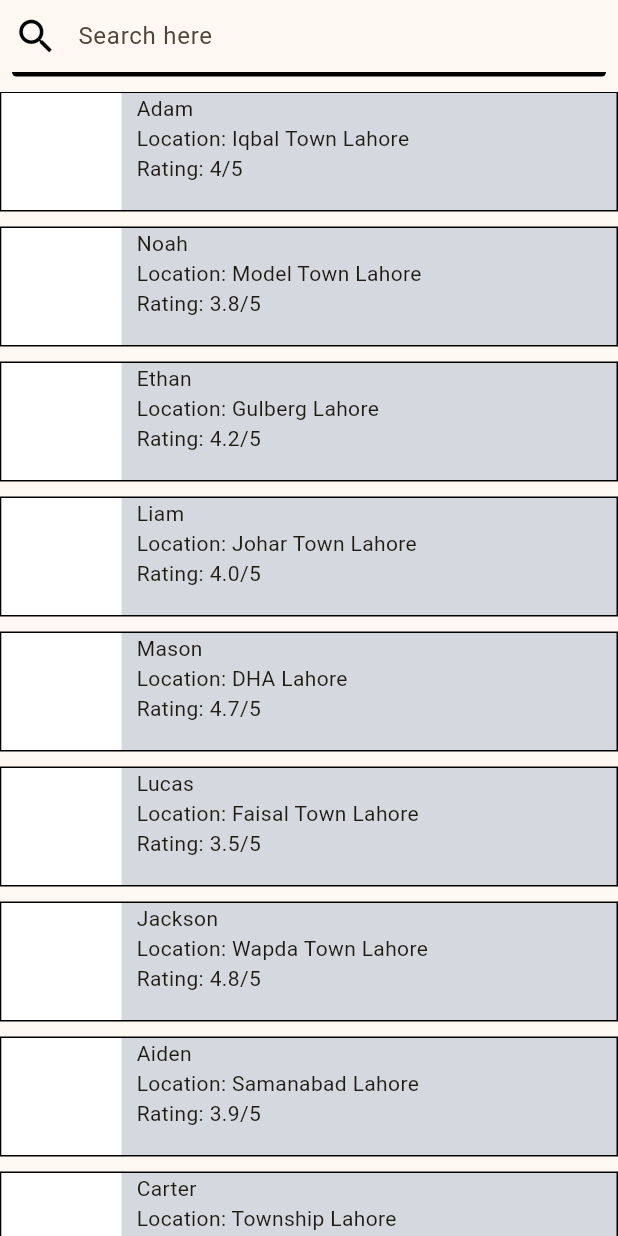
After one commit to mrubaz/barberapp, a Flutter app: the UserHairStyleList screen opened directly, on a phone screen of 412 x 824 dp. The commit adds this screen. Run offline on Flutter 3.47's test engine with Material 2 defaults, Android fonts, the phone set to English and light mode, and no system bars; our stand-ins replace flutter_svg, get, image_picker.

Commit message:
final code

```diff
--- a/lib/app/screens/login.dart
+++ b/lib/app/screens/login.dart
@@ -105,7 +105,7 @@ class LoginScreen extends StatelessWidget {
                         message: "Congratulations You are Login",
                         onTapOk: () {
                           Get.back();
-                          Get.to(() => const MainScreen());
+                          Get.offAll(() => const MainScreen());
                         },
                       );
                     },
--- a/lib/app/screens/signup.dart
+++ b/lib/app/screens/signup.dart
@@ -106,7 +106,7 @@ class SignUpScreen extends StatelessWidget {
                         message: "Congratulations You are Resgister",
                         onTapOk: () {
                           Get.back();
-                          Get.to(() => const LoginScreen());
+                          Get.offAll(() => const LoginScreen());
                         },
                       );
                     },
--- /dev/null
+++ b/lib/app/screens/user_style_data.dart
@@ -0,0 +1,178 @@
+import 'package:flutter/material.dart';
+import 'package:get/get.dart';
+
+class UserHairStyleList extends StatelessWidget {
+  const UserHairStyleList({super.key});
+
+  @override
+  Widget build(BuildContext context) {
+    final controller = Get.put(UserStyleController());
+    return Scaffold(body: SafeArea(
+      child: GetBuilder<UserStyleController>(
+        builder: (_) {
+          return Column(
+            children: [
+              TextFormField(
+                decoration: const InputDecoration(
+                  contentPadding: EdgeInsets.only(left: 8.0, top: 12.0),
+                  hintText: "Search here",
+                  prefixIcon: Icon(
+                    Icons.search,
+                    size: 30,
+                    color: Colors.black,
+                  ),
+                  enabledBorder: InputBorder.none,
+                  focusedBorder: InputBorder.none,
+                ),
+              ),
+              Padding(
+                padding: const EdgeInsets.symmetric(horizontal: 8.0),
+                child: Container(
+                  height: 3,
+                  width: Get.width,
+                  decoration: const BoxDecoration(
+                      color: Colors.black,
+                      borderRadius: BorderRadius.only(
+                          bottomLeft: Radius.circular(50.0),
+                          bottomRight: Radius.circular(50.0))),
+                ),
+              ),
+              const SizedBox(height: 10),
+              Expanded(
+                flex: 2,
+                child: ListView.builder(
+                  shrinkWrap: true,
+                  itemCount: controller.userList.length,
+                  physics: const ScrollPhysics(
+                    parent: AlwaysScrollableScrollPhysics(),
+                  ),
+                  itemBuilder: (context, index) {
+                    return Padding(
+                      padding: const EdgeInsets.only(bottom: 10),
+                      child: Container(
+                        height: 80,
+                        width: Get.width,
+                        decoration: BoxDecoration(
+                          color: const Color(0xffd5d8df),
+                          border: Border.all(),
+                        ),
+                        child: Row(
+                          children: [
+                            Container(
+                              height: double.infinity,
+                              width: 80,
+                              color: Colors.white,
+                            ),
+                            const SizedBox(width: 10),
+                            Column(
+                              crossAxisAlignment: CrossAxisAlignment.start,
+                              children: [
+                                Text(controller.userList[index].username),
+                                Text(controller.userList[index].location),
+                                Text(controller.userList[index].rating),
+                                const Expanded(child: SizedBox()),
+                              ],
+                            ),
+                          ],
+                        ),
+                      ),
+                    );
+                  },
+                ),
+              ),
+            ],
+          );
+        },
+      ),
+    ));
+  }
+}
+
+class UserData {
+  final String username;
+  final String location;
+  final String rating;
+
+  UserData(
+      {required this.username, required this.location, required this.rating});
+}
+
+class UserStyleController extends GetxController {
+  final List<UserData> userList = [
+    UserData(
+      username: 'Adam',
+      location: 'Location: Iqbal Town Lahore',
+      rating: 'Rating: 4/5',
+    ),
+    UserData(
+      username: 'Noah',
+      location: 'Location: Model Town Lahore',
+      rating: 'Rating: 3.8/5',
+    ),
+    UserData(
+      username: 'Ethan',
+      location: 'Location: Gulberg Lahore',
+      rating: 'Rating: 4.2/5',
+    ),
+    UserData(
+      username: 'Liam',
+      location: 'Location: Johar Town Lahore',
+      rating: 'Rating: 4.0/5',
+    ),
+    UserData(
+      username: 'Mason',
+      location: 'Location: DHA Lahore',
+      rating: 'Rating: 4.7/5',
+    ),
+    UserData(
+      username: 'Lucas',
+      location: 'Location: Faisal Town Lahore',
+      rating: 'Rating: 3.5/5',
+    ),
+    UserData(
+      username: 'Jackson',
+      location: 'Location: Wapda Town Lahore',
+      rating: 'Rating: 4.8/5',
+    ),
+    UserData(
+      username: 'Aiden',
+      location: 'Location: Samanabad Lahore',
+      rating: 'Rating: 3.9/5',
+    ),
+    UserData(
+      username: 'Carter',
+      location: 'Location: Township Lahore',
+      rating: 'Rating: 4.1/5',
+    ),
+    UserData(
+      username: 'Oliver',
+      location: 'Location: Green Town Lahore',
+      rating: 'Rating: 3.6/5',
+    ),
+    UserData(
+      username: 'Daniel',
+      location: 'Location: Raiwind Lahore',
+      rating: 'Rating: 4.3/5',
+    ),
+    UserData(
+      username: 'Henry',
+      location: 'Location: Shadman Lahore',
+      rating: 'Rating: 4.6/5',
+    ),
+    UserData(
+      username: 'Sebastian',
+      location: 'Location: Chungi Amar Sadhu Lahore',
+      rating: 'Rating: 3.7/5',
+    ),
+    UserData(
+      username: 'Matthew',
+      location: 'Location: Sabzazar Lahore',
+      rating: 'Rating: 4.4/5',
+    ),
+    UserData(
+      username: 'Elijah',
+      location: 'Location: Garden Town Lahore',
+      rating: 'Rating: 3.8/5',
+    ),
+  ];
+}
--- a/pubspec.yaml
+++ b/pubspec.yaml
@@ -39,6 +39,7 @@ dependencies:
   get: ^4.6.6
   flutter_svg: ^2.0.9
   image_picker: ^1.0.4
+  camera: ^0.10.5+5
 
 dev_dependencies:
   flutter_test:
```
Also changed, not shown: lib/app/res/widgets/style_card_widget.dart (+22 -13 lines), lib/app/screens/female/female_camera_screen.dart (added, +122 -0 lines), lib/app/screens/female/female_hair_style_screen.dart (+9 -2 lines), lib/app/screens/male/male_camera_screen.dart (added, +87 -0 lines), lib/app/screens/male/male_hair_style_screen.dart (+26 -4 lines), lib/app/screens/profile_screen.dart (+43 -1 lines), pubspec.lock, 1 other file.
